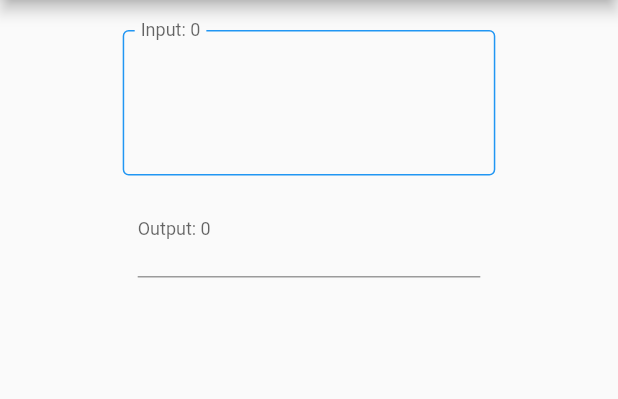
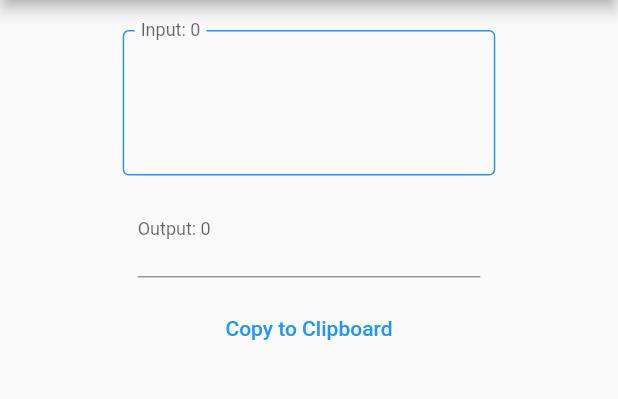
Before and after one commit to shantanugoel/tweetifier, a Flutter app: the screen it shows after launch, on a phone screen of 412 x 824 dp, the part 84-483 px from its top. Run offline on Flutter 3.47's test engine with Material 2 defaults, Android fonts, the light colour scheme and no system bars; missing offline and left inert: emojis, flutter_material_pickers.

Commit message:
Working copy to clipboard

```diff
--- a/lib/widgets/output.dart
+++ b/lib/widgets/output.dart
@@ -1,4 +1,5 @@
 import 'package:flutter/material.dart';
+import 'package:flutter/services.dart';
 import 'package:tweetifier/widgets/emoji.dart';
 import 'package:tweetifier/widgets/input.dart';
 import 'package:emojis/emoji.dart';
@@ -21,7 +22,11 @@ class _OutputState extends State<Output> {
           valueListenable: inputChangeNotifier,
           builder: (context, value, child) {
             return processInput2(value.toString(), context);
-          })
+          }),
+      TextButton(
+          onPressed: () =>
+              Clipboard.setData(ClipboardData(text: outputString.join())),
+          child: const Text("Copy to Clipboard")),
     ]);
   }
 
@@ -92,8 +97,8 @@ class _OutputState extends State<Output> {
                 label: ValueListenableBuilder(
                   valueListenable: e,
                   builder: (context, value, child) {
-                    outputString[e.value.position] = e.value.string;
                     if (e.value.string.isNotEmpty) {
+                      outputString[e.value.position] = e.value.string;
                       letterCount += e.value.string.length - 1;
                     }
                     return Text('Output: $letterCount');
```
